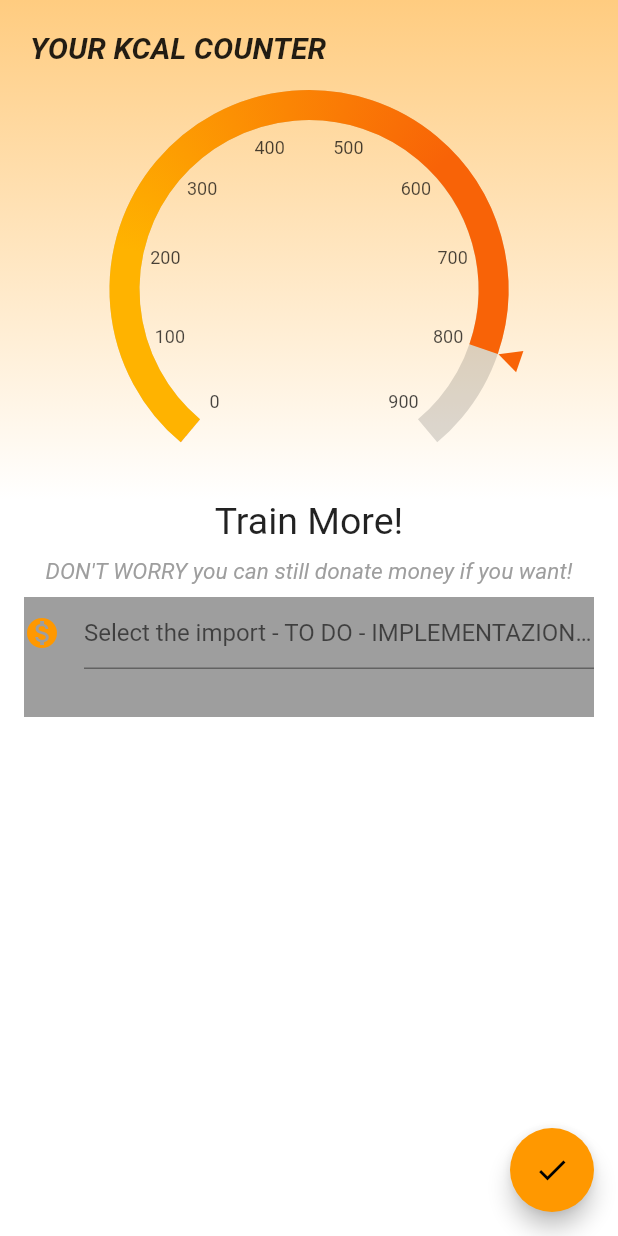
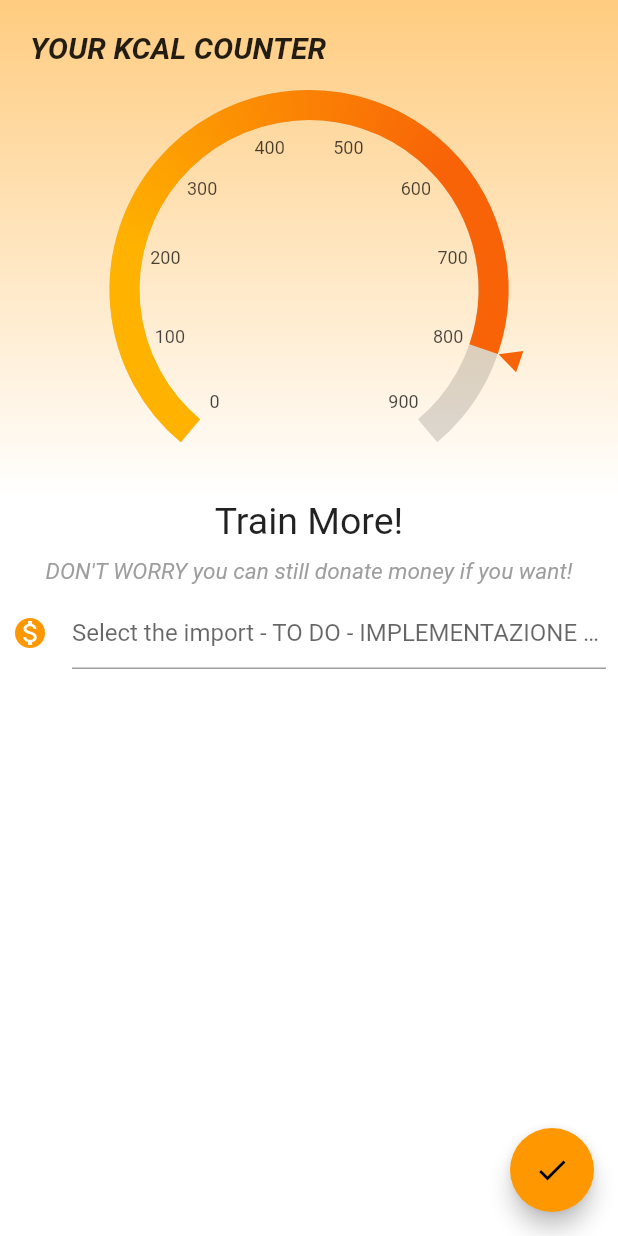
Before and after one commit to pieguarise/app_WGP, a Flutter app: the AchievementsPage screen opened directly, on a phone screen of 412 x 824 dp. Run offline on Flutter 3.47's test engine with Material 2 defaults, Android fonts, the phone set to English and light mode, and no system bars; drawn by our look-alikes of syncfusion_flutter_gauges; our stand-ins replace fl_chart, material_design_icons_flutter.

Commit message:
[p] solved problem of keyboard overlap in notFullSection with SingleChildScrollView + tolto un container che non serve

```diff
--- a/app_calorie/lib/pages/achievementsPage.dart
+++ b/app_calorie/lib/pages/achievementsPage.dart
@@ -18,7 +18,7 @@ class AchievementsPage extends StatefulWidget {
 class _AchievementsPageState extends State<AchievementsPage> {
   int _barFull = 0;
 
-  int _maxRange = 180 * 5;
+  final int _maxRange = 180 * 5;
   // è impostato anche su radialScoreBoard quindi se messa una vriabile vanno cambiati entrambi
 
   // qui ci va di sicuro un CONSUMER LA CUI CLASS PROVIDER è LA QUANTITà DI CALORIE CONSUMATE
@@ -48,7 +48,8 @@ class _AchievementsPageState extends State<AchievementsPage> {
     //print('${AchievementsPage.AchievementsPageName} built');
     return Scaffold(
         backgroundColor: Colors.white,
-        body: Column(children: [
+        body: SingleChildScrollView(
+          child: Column(children: [
             Container(
                 width: 700,
                 decoration: BoxDecoration(
@@ -94,6 +95,7 @@ class _AchievementsPageState extends State<AchievementsPage> {
             //QUI VA CONTROLLATA LA COSA DEL PROVIDER
             _selectBottomSection(fullness: _barFull),
           ]),
+        ),
         floatingActionButton: FloatingActionButton(
           onPressed: () => Navigator.of(context)
               .push(MaterialPageRoute(builder: (context) => CouponsPage())),
--- a/app_calorie/lib/widgets/bottomNotFull.dart
+++ b/app_calorie/lib/widgets/bottomNotFull.dart
@@ -24,10 +24,6 @@ class bottomBarNotFullSection extends StatelessWidget {
       ),
       Padding(
           padding: const EdgeInsets.all(8),
-          child: Container(
-              color: Colors.grey,
-              height: 80,
-              width: 380,
           child: TextFormField(
               decoration: const InputDecoration(
             icon: Icon(
@@ -36,7 +32,7 @@ class bottomBarNotFullSection extends StatelessWidget {
             ),
             hintText:
                 "Select the import - TO DO - IMPLEMENTAZIONE DEL CONTROLLO SULL'IMPORTO",
-              ))))
+          )))
     ]);
   }
 }
```
Lines whose indentation alone changed are shown as unchanged.
